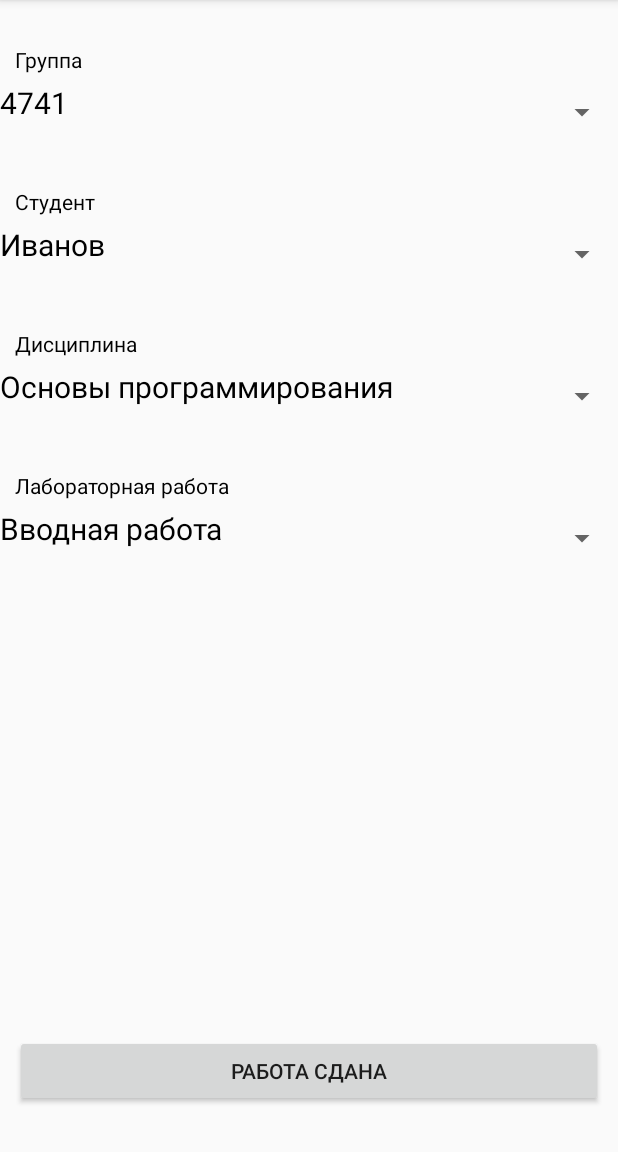
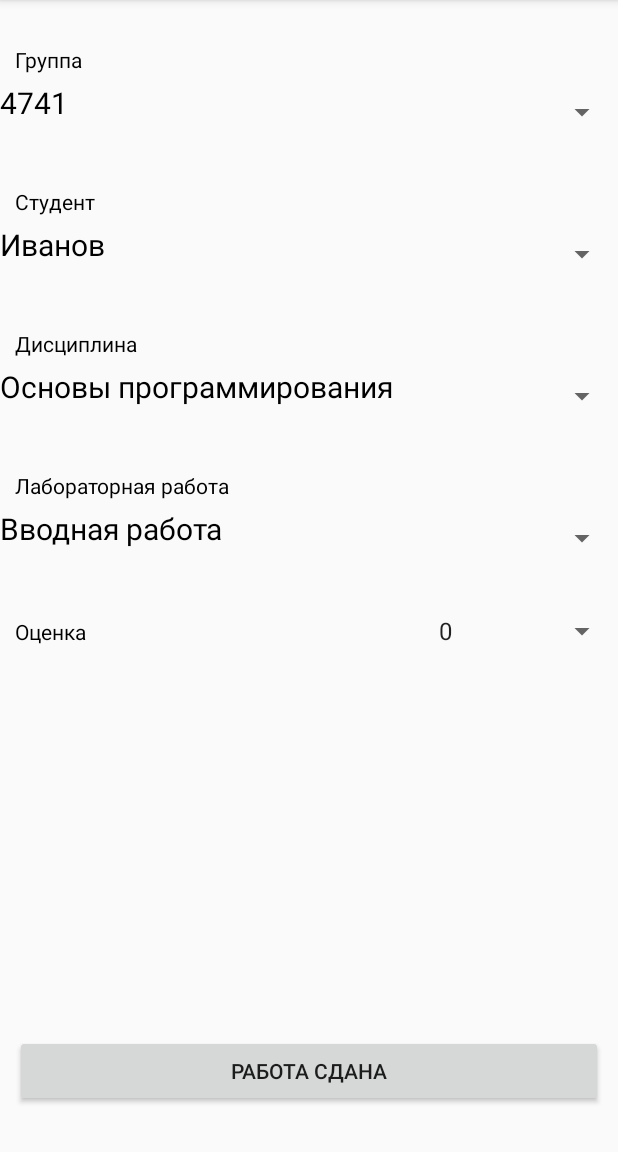
Before and after one commit to VixonneN/CourseWork, an Android app: the FreeDeliveryActivity screen opened directly, with no data from a screen before it, on a phone screen of 412 x 824 dp, the part 84-1236 px from its top. Run offline under Robolectric (Android 15) with nearby library versions, the phone set to English and light mode, and no system bars; our stand-ins replace Room's generated code.

Commit message:
add mark

```diff
--- a/app/src/main/java/com/suai/sergey/FreeDeliveryActivity.java
+++ b/app/src/main/java/com/suai/sergey/FreeDeliveryActivity.java
@@ -20,9 +20,7 @@ import com.suai.sergey.databases.subjectDatabase.SubjectName;
 import com.suai.sergey.databases.workDatabase.NameWork;
 
 import java.util.ArrayList;
-import java.util.LinkedHashMap;
 import java.util.List;
-import java.util.Map;
 
 public class FreeDeliveryActivity extends AppCompatActivity {
 
@@ -37,6 +35,7 @@ public class FreeDeliveryActivity extends AppCompatActivity {
         subjectSpinner();
         labWorkSpinner();
         deliveryButton();
+        markSpinner();
     }
 
     private void GroupSpinner(){
@@ -121,13 +120,32 @@ public class FreeDeliveryActivity extends AppCompatActivity {
 
     }
 
+    private void markSpinner(){
+        Spinner markSpinner = findViewById(R.id.markSpinnerFree);
+        ArrayAdapter<?> adapter = ArrayAdapter.createFromResource(this, R.array.marks , android.R.layout.simple_spinner_item);
+        adapter.setDropDownViewResource(android.R.layout.simple_spinner_dropdown_item);
+        markSpinner.setAdapter(adapter);
+        markSpinner.setOnItemSelectedListener(new AdapterView.OnItemSelectedListener() {
+            @Override
+            public void onItemSelected(AdapterView<?> parent, View view, int position, long id) {
+                String item = (String) parent.getItemAtPosition(position);
+                textSpinner.add(4, item);
+            }
+
+            @Override
+            public void onNothingSelected(AdapterView<?> parent) {
+
+            }
+        });
+    }
+
     private void deliveryButton(){
         Button fixDelivery = findViewById(R.id.deliveryBtnFree);
         fixDelivery.setOnClickListener(new View.OnClickListener() {
             @Override
             public void onClick(View v) {
 //                makeToast("Тут должен быть ответ в базу данных :D");
-                String getMap = textSpinner.get(0) + " " + textSpinner.get(1) + " " + textSpinner.get(2) + " " + textSpinner.get(3);
+                String getMap = textSpinner.get(0) + " " + textSpinner.get(1) + " " + textSpinner.get(2) + " " + textSpinner.get(3) + " c оценкой " + textSpinner.get(4);
                 makeToast(getMap);
             }
         });
--- a/app/src/main/res/layout/activity_free_delivery.xml
+++ b/app/src/main/res/layout/activity_free_delivery.xml
@@ -87,6 +87,34 @@
         android:layout_below="@id/tv_lab_work_free"
         />
 
+    <LinearLayout
+        android:layout_width="match_parent"
+        android:layout_height="wrap_content"
+        android:layout_marginTop="30dp"
+        android:layout_below="@+id/sv4"
+        android:orientation="horizontal">
+
+        <TextView
+            android:id="@+id/markTv"
+            android:layout_width="wrap_content"
+            android:layout_height="wrap_content"
+            android:text="@string/mark"
+            android:layout_marginStart="10dp"
+            android:textColor="@color/colorBlack"
+            android:layout_marginBottom="5dp"
+            android:layout_weight="5"
+            />
+
+        <Spinner
+            android:layout_width="wrap_content"
+            android:layout_height="wrap_content"
+            android:id="@+id/markSpinnerFree"
+            android:layout_weight="1"
+            />
+
+
+    </LinearLayout>
+
     <Button
         android:id="@+id/deliveryBtnFree"
         android:layout_width="match_parent"
--- a/app/src/main/res/values/strings.xml
+++ b/app/src/main/res/values/strings.xml
@@ -7,4 +7,18 @@
     <string name="discipline">Дисциплина</string>
     <string name="student">Студент</string>
     <string name="labwork">Лабораторная работа</string>
+    <string name="mark">Оценка</string>
+    <string-array name="marks">
+        <item>0</item>
+        <item>1</item>
+        <item>2</item>
+        <item>3</item>
+        <item>4</item>
+        <item>5</item>
+        <item>6</item>
+        <item>7</item>
+        <item>8</item>
+        <item>9</item>
+        <item>10</item>
+    </string-array>
 </resources>
```
Also changed, not shown: app/src/main/java/com/suai/sergey/FixDeliveryActivity.java (+22 -3 lines), app/src/main/res/layout/activity_fix_delivery.xml (+28 -0 lines).
